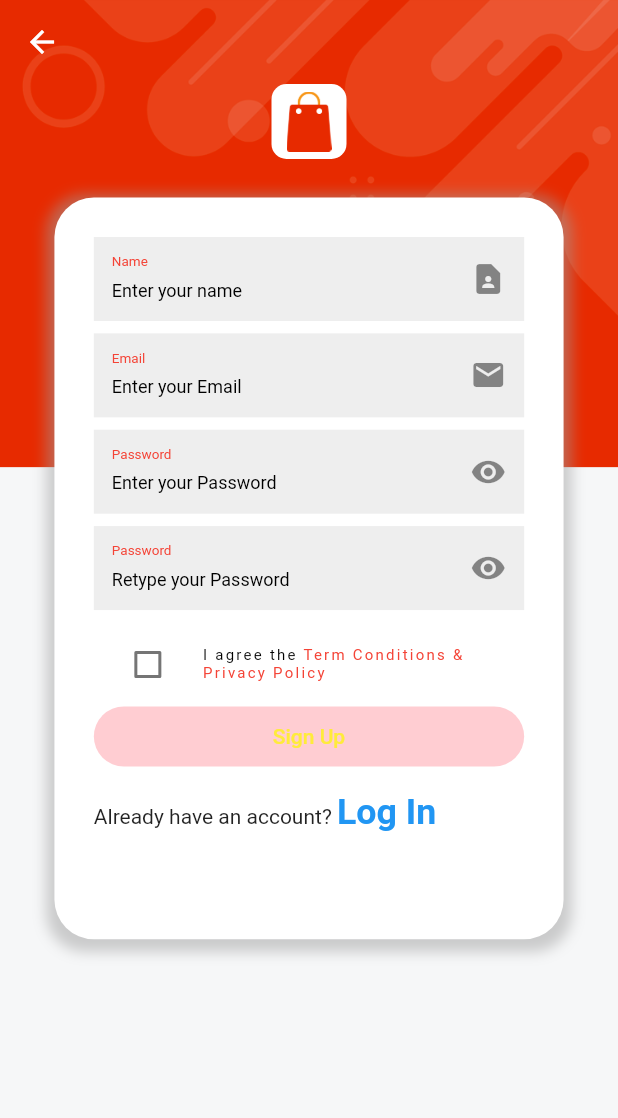
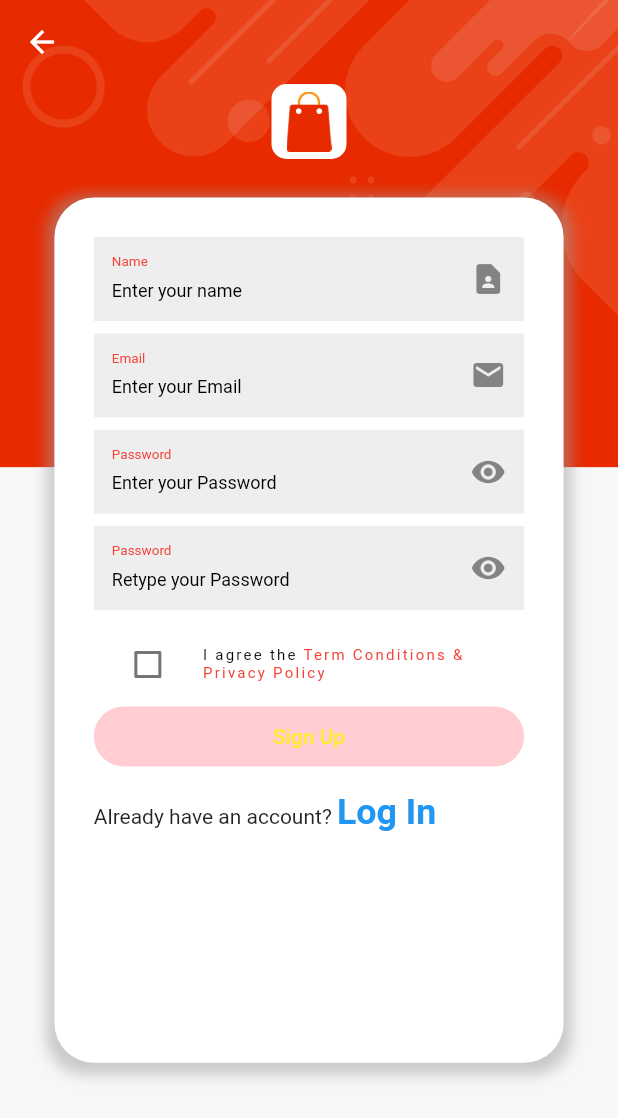
Before and after one commit to FreelancerAbir1/e-Business-Ui-1, a Flutter app: the LoginScreen screen opened by its route, after a tap on "Sign Up", on a phone screen of 412 x 824 dp. Shown: the top 1118 px of the screen. Run offline on Flutter 3.47's test engine with Material 2 defaults, Android fonts, the phone set to English and light mode, and no system bars; drawn by our look-alikes of auto_size_text; our stand-ins replace cloud_firestore, firebase_auth, firebase_core, flutter_easyloading, get, responsive_builder and 2 more; missing offline and left inert: bottom_bar_matu; accounts and stored records are empty; network calls fail; Roboto replaces fonts that are missing (bold).

Commit message:
first commit
first commit

```diff
--- a/lib/auth screens/create user screen/components/body.dart
+++ b/lib/auth screens/create user screen/components/body.dart
@@ -1,11 +1,11 @@
 import 'package:flutter/gestures.dart';
 import 'package:flutter_application_1/auth%20screens/create%20user%20screen/controller/create_user_screen_controller.dart';
+import 'package:flutter_application_1/auth%20screens/login%20screen/login_screen.dart';
 import 'package:flutter_application_1/screens/random%20widget/custom_button.dart';
 import 'package:flutter_application_1/screens/random%20widget/custom_text_field.dart';
 import 'package:flutter_application_1/screens/splash_screen/components/primary_icons.dart';
 import 'package:get/get.dart';
 import 'package:responsive_sizer/responsive_sizer.dart';
-
 import '../../../consts/consts.dart';
 import '../../../consts/validate_method.dart';
 
@@ -18,19 +18,13 @@ class Body extends GetView<CreateUserScreenController> {
   Widget build(BuildContext context) {
     return Stack(
       children: [
-        const Align(
-          alignment: Alignment.topCenter,
-          child: PrimaryIcons(),
-        ),
+        const Align(alignment: Alignment.topCenter, child: PrimaryIcons()),
         Positioned(
           top: 6.h,
           left: 10,
           right: 10,
           child: Container(
-            height: MediaQuery
-                .of(context)
-                .size
-                .height * 0.6,
+            height: Get.height * 0.7,
             margin: EdgeInsets.all(kDefaultSize.sp),
             decoration: buildDecoration(
                 boxShadow: [
@@ -83,7 +77,9 @@ class Body extends GetView<CreateUserScreenController> {
                         label: email,
                         sufficIcon: Icon(Icons.email)),
                     SizedBox(height: 01.h),
-                    CustomTextField(
+                    Obx(
+                      () => CustomTextField(
+                          obscureText: controller.isVisible.value,
                           textInputAction: TextInputAction.next,
                           keyboardType: TextInputType.visiblePassword,
                           onFieldSubmitted: (v) {
@@ -103,9 +99,16 @@ class Body extends GetView<CreateUserScreenController> {
                                 controller.isVisible.value =
                                     !controller.isVisible.value;
                               },
-                            icon: const Icon(Icons.visibility))),
+                              icon: controller.isVisible.value
+                                  ? Icon(
+                                      Icons.visibility_off,
+                                      color: kPrimaryColor,
+                                    )
+                                  : Icon(Icons.visibility))),
+                    ),
                     SizedBox(height: 01.h),
-                    CustomTextField(
+                    Obx(() => CustomTextField(
+                        obscureText: controller.isVisiblee.value,
                         textInputAction: TextInputAction.done,
                         keyboardType: TextInputType.visiblePassword,
                         onChanged: (v) {
@@ -121,10 +124,15 @@ class Body extends GetView<CreateUserScreenController> {
                         label: password,
                         sufficIcon: IconButton(
                             onPressed: () {
-                              controller.isVisible.value =
-                              !controller.isVisible.value;
+                              controller.isVisiblee.value =
+                                  !controller.isVisiblee.value;
                             },
-                            icon: const Icon(Icons.visibility))),
+                            icon: controller.isVisiblee.value
+                                ? Icon(
+                                    Icons.visibility_off,
+                                    color: kPrimaryColor,
+                                  )
+                                : Icon(Icons.visibility)))),
                     SizedBox(height: 01.h),
                     Obx(() {
                       return CheckboxListTile(
@@ -138,19 +146,14 @@ class Body extends GetView<CreateUserScreenController> {
                         title: Text.rich(
                           TextSpan(
                               text: iAgree,
-                              style: Theme
-                                  .of(context)
-                                  .textTheme
-                                  .labelSmall,
+                              style: Theme.of(context).textTheme.labelSmall,
                               children: [
                                 TextSpan(
                                     text: termCondition,
-                                  style: Theme
-                                      .of(context)
+                                    style: Theme.of(context)
                                         .textTheme
                                         .labelSmall!
-                                      .copyWith(color: kPrimaryColor),
-                                ),
+                                        .copyWith(color: kPrimaryColor))
                               ]),
                         ),
                       );
@@ -158,17 +161,16 @@ class Body extends GetView<CreateUserScreenController> {
                     Obx(() {
                       return CustomButton(
                           onTap: () {
-                          if(controller.isActive.value){
-                            print('isActive');
-                          }else{
+                            if (controller.isActive.value) {
+                              controller.createUserWithEmailAndPassword();
+                            } else {
                               print('unActive');
                             }
                           },
                           text: signUP,
                           color: controller.isActive.value
                               ? kPrimaryColor
-                            : kPrimaryColor.shade100,
-                      );
+                              : kPrimaryColor.shade100);
                     }),
                     SizedBox(height: 02.h),
                     Text.rich(
@@ -177,13 +179,14 @@ class Body extends GetView<CreateUserScreenController> {
                           const TextSpan(text: alreadyAccount),
                           TextSpan(
                               recognizer: TapGestureRecognizer()
-                              ..onTap = () {},
+                                ..onTap = () {
+                                  Get.offAllNamed(LoginScreen.routeName);
+                                },
                               text: login,
                               style: TextStyle(
                                   fontWeight: FontWeight.bold,
                                   color: kBlue,
-                                fontSize: 20.sp),
-                          ),
+                                  fontSize: 20.sp))
                         ],
                       ),
                     )
--- a/lib/auth screens/login screen/components/body.dart
+++ b/lib/auth screens/login screen/components/body.dart
@@ -30,7 +30,7 @@ class Body extends GetView<LoginScreenController> {
           left: 10,
           right: 10,
           child: Container(
-            height: MediaQuery.of(context).size.height * 0.6,
+            height: MediaQuery.of(context).size.height * 0.7,
             margin: EdgeInsets.all(kDefaultSize.sp),
             decoration: buildDecoration(
                 boxShadow: [
@@ -48,7 +48,8 @@ class Body extends GetView<LoginScreenController> {
               child: Form(
                 key: controller.formKey,
                 child: ListView(
-                  children: [ SizedBox(height: 02.h),
+                  children: [
+                    SizedBox(height: 02.h),
                     CustomTextField(
                       textInputAction: TextInputAction.next,
                       onFieldSubmitted: (v) {
@@ -65,8 +66,9 @@ class Body extends GetView<LoginScreenController> {
                       hint: enterEmail,
                       label: email,
                       sufficIcon: Icon(Icons.email),
-                    ), SizedBox(height: 02.h),
-                  Obx(() =>   CustomTextField(
+                    ),
+                    SizedBox(height: 02.h),
+                    Obx(() => CustomTextField(
                         obscureText: controller.isVisiblity.value,
                         textInputAction: TextInputAction.done,
                         keyboardType: TextInputType.visiblePassword,
@@ -92,20 +94,18 @@ class Body extends GetView<LoginScreenController> {
                                   !controller.isVisiblity.value;
                             },
                             icon: controller.isVisiblity.value
-                            ? Icon(Icons.visibility)
-                            : Icon(
+                                ? Icon(
                                     Icons.visibility_off,
                                     color: kPrimaryColor,
-                              ),
-                      ),
-                    ),), SizedBox(height: 02.h),
+                                  )
+                                : Icon(Icons.visibility)))),
+                    SizedBox(height: 02.h),
                     CustomMediumText(
-                      onTap: () {
-
-                      },
+                      onTap: () {},
                       text: forgetPassword,
                       alignMent: Alignment.centerRight,
-                    ), SizedBox(height: 02.h),
+                    ),
+                    SizedBox(height: 02.h),
                     CustomButton(
                       onTap: () {
                         if (controller.formKey.currentState!.validate()) {
@@ -116,9 +116,11 @@ class Body extends GetView<LoginScreenController> {
                       },
                       text: login,
                       color: kPrimaryColor,
-                    ), SizedBox(height: 02.h),
+                    ),
+                    SizedBox(height: 02.h),
                     const CustomSmallText(
-                        text: dontHaveAccount, alignMent: Alignment.center), SizedBox(height: 02.h),
+                        text: dontHaveAccount, alignMent: Alignment.center),
+                    SizedBox(height: 02.h),
                     CustomButton(
                       onTap: () {
                         Get.toNamed(CreateUserScreen.routeName);
--- a/lib/consts/strings.dart
+++ b/lib/consts/strings.dart
@@ -28,3 +28,5 @@ const homeScreen = 'homeScreen';
 const bottomNav = 'bottomNav';
 const availableScreen = 'availableScreen';
 const creatingAccount = 'Creating Account';
+const accountCreatedSuccessfully ='Account created successfully';
+const passwordNotMatch = 'Password not matched';
--- a/lib/consts/styles.dart
+++ b/lib/consts/styles.dart
@@ -1,10 +1,12 @@
+import 'package:cloud_firestore/cloud_firestore.dart';
 import 'package:firebase_auth/firebase_auth.dart';
-
 const regular = "regular";
 const semibold = "semibold";
 const bold = "bold";
 const kDefaultSize = 21;
 FirebaseAuth auth = FirebaseAuth.instance;
+FirebaseFirestore firestore = FirebaseFirestore.instance;
+CollectionReference usersDataCollection = FirebaseFirestore.instance.collection('userData');
 ///Easy loading method
 /*
 EasyLoading.show(status: 'loading...');
--- a/lib/consts/validate_method.dart
+++ b/lib/consts/validate_method.dart
@@ -22,9 +22,9 @@ String? validatePassword(String? value) {
   if (passNonNullValue.isEmpty) {
     EasyLoading.dismiss();
     return ("Password is required");
-  } else if (passNonNullValue.length < 6) {
+  } else if (passNonNullValue.length <= 5) {
     EasyLoading.dismiss();
-    return ("Password Must be more than 5 characters");
+    return ("Password Must be more than 6 characters");
     // } else if (!regex.hasMatch(passNonNullValue)) {
     //   return ("Password should contain upper,lower,digit and Special character ");
   }
--- a/pubspec.yaml
+++ b/pubspec.yaml
@@ -44,6 +44,7 @@ dependencies:
   firebase_database: ^10.1.1
   flutter_easyloading: ^3.0.5
   bottom_bar_matu: ^1.3.0
+  cloud_firestore: ^4.5.2
 dev_dependencies:
   flutter_test:
     sdk: flutter
```
Also changed, not shown: lib/auth screens/create user screen/controller/create_user_screen_controller.dart (+22 -11 lines), pubspec.lock, 2 other files. Lines whose indentation alone changed are shown as unchanged.
